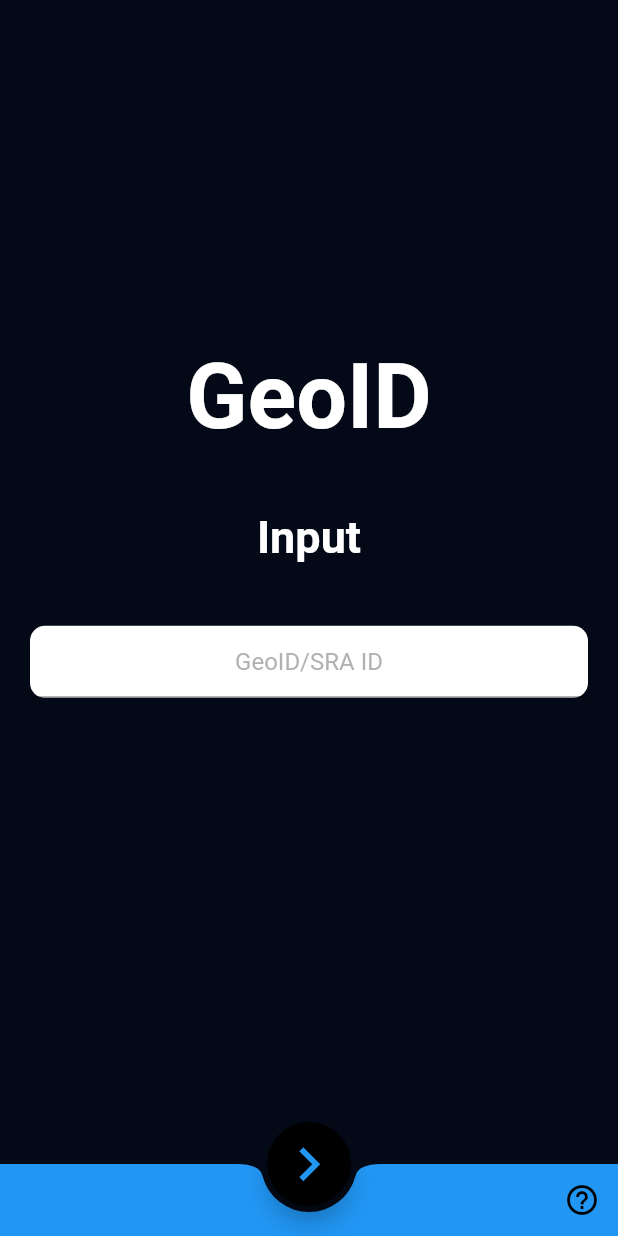
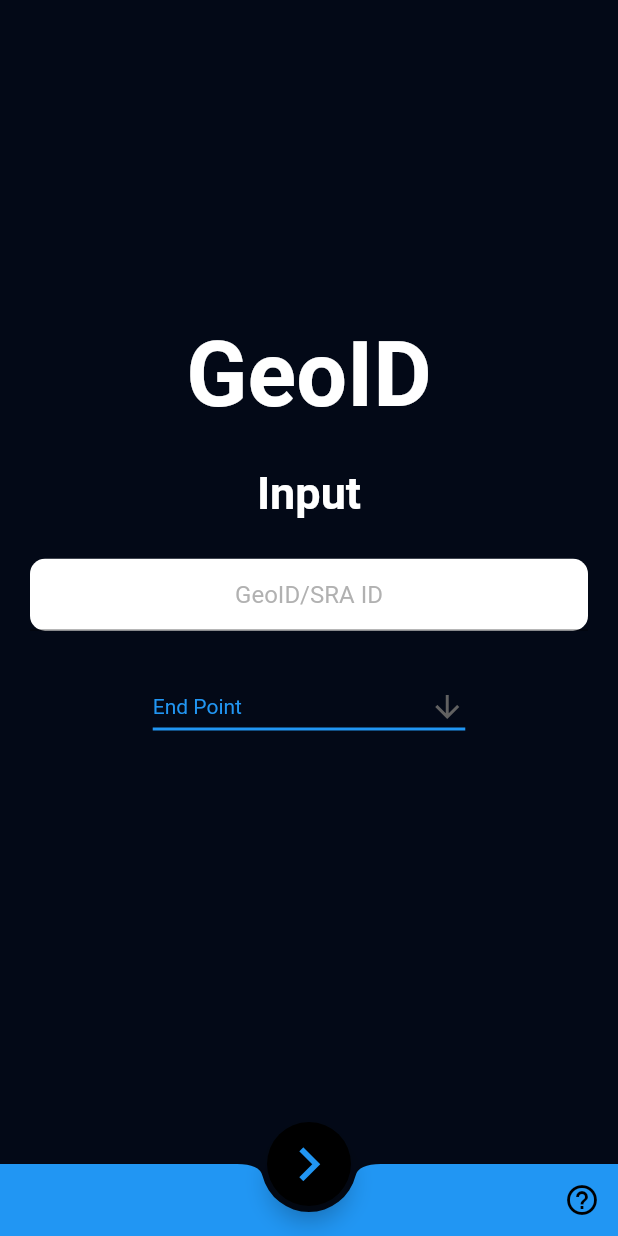
Before and after one commit to 0xAdityaSingh/TheApp, a Flutter app: the screen it shows after launch, on a phone screen of 412 x 824 dp. Run offline on Flutter 3.47's test engine with Material 2 defaults, Android fonts, the phone set to English and light mode, and no system bars; our stand-ins replace permission_handler; missing offline and left inert: flutter_local_notifications_extended, ssh.

Commit message:
new SSSH

```diff
--- a/lib/src/pages/_ssh.dart
+++ b/lib/src/pages/_ssh.dart
@@ -23,6 +23,7 @@ class IndexState extends State<IndexPage> {
   final _passwordController = TextEditingController();
 
   static String GEOID = "";
+  static int ENDPOINT = 2;
   bool _validateError = false;
   FlutterLocalNotificationsPlugin flutterLocalNotificationsPlugin;
 
@@ -326,9 +327,10 @@ class executeSSH {
 //    Do Not Change Anything Here
     await client.connect();
 //    Enter Command To Execute on HPC
-    String _command = "./scriptExecuter " + IndexState.GEOID; //comand here
+    String _command = "mkdir ~/${IndexState.GEOID}"; //comand here
     print(_command);
-    print(await client.execute("make"));
+    print(await client.execute(_command));
+    _command = "nohup python nvbi.py ${IndexState.ENDPOINT} ${IndexState.GEOID}>~/${IndexState.GEOID}/stdout.txt 2>~/${IndexState.GEOID}/stderr.txt &";
     print(await client.execute(_command));
     print(client.disconnect());
     address.clear();
--- a/lib/src/pages/geo.dart
+++ b/lib/src/pages/geo.dart
@@ -10,11 +10,52 @@ class GeoState extends State<GeoPage> {
   final GlobalKey<ScaffoldState> _scaffoldKey = new GlobalKey<ScaffoldState>();
   static final _geoController = TextEditingController();
   bool _validateError = false;
+  int selectedEndPoint = 2;
 
   @override
   void dispose() {
     _geoController.dispose();
     super.dispose();
+  }
+
+  List<String> endOptions = [
+    "Download SRA only",
+    "Splitted Fastq Files, QC",
+    "PreProcessed FastQ Files, QC",
+    "Aligned File",
+    "Count Matrix",
+    "DGE (R)",
+    "gene ontology (R)"
+  ];
+
+  _dropdown(currentItem, _list, listname) {
+    return DropdownButton<String>(
+      hint: new Text("End Point", style: TextStyle(color: Colors.blue)),
+      icon: Icon(Icons.arrow_downward),
+      iconSize: 24,
+      elevation: 16,
+      style: TextStyle(color: Colors.blue),
+      underline: Container(
+        height: 2,
+        color: Colors.blue,
+      ),
+      onChanged: (String newValue) {
+        for(var i=0;i<endOptions.length;i++){
+          if(endOptions[i]==newValue){
+            selectedEndPoint = i+1;
+          }
+        }
+        print(selectedEndPoint);
+        setState(() {
+        });
+      },
+      items: _list.map<DropdownMenuItem<String>>((String value) {
+        return DropdownMenuItem<String>(
+          value: value,
+          child: Text(value),
+        );
+      }).toList(),
+    );
   }
 
   @override
@@ -69,6 +110,16 @@ class GeoState extends State<GeoPage> {
                   ),
                 ],
               ),
+              Row(
+                crossAxisAlignment: CrossAxisAlignment.center,
+                mainAxisAlignment: MainAxisAlignment.center,
+                children: <Widget>[
+                  Container(
+                    child:
+                        _dropdown(this.selectedEndPoint, this.endOptions, "End Point"),
+                  ),
+                ],
+              ),
               Padding(
                 padding: const EdgeInsets.symmetric(vertical: 20),
               ),
@@ -88,6 +139,7 @@ class GeoState extends State<GeoPage> {
             context,
             MaterialPageRoute(builder: (context) {
               IndexState.GEOID = _geoController.text;
+              IndexState.ENDPOINT = selectedEndPoint;
               return IndexPage();
             }),
           );
```
